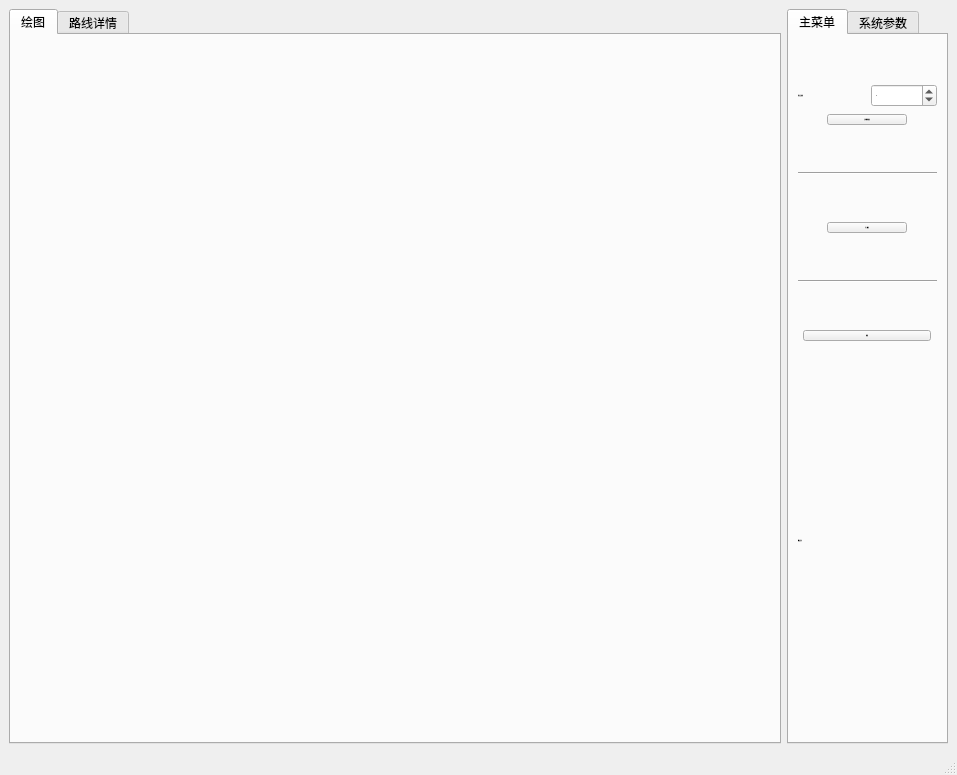
The window that src/mainwindow.ui (Tao1998/VRP) describes before a commit, drawn with Qt 5.
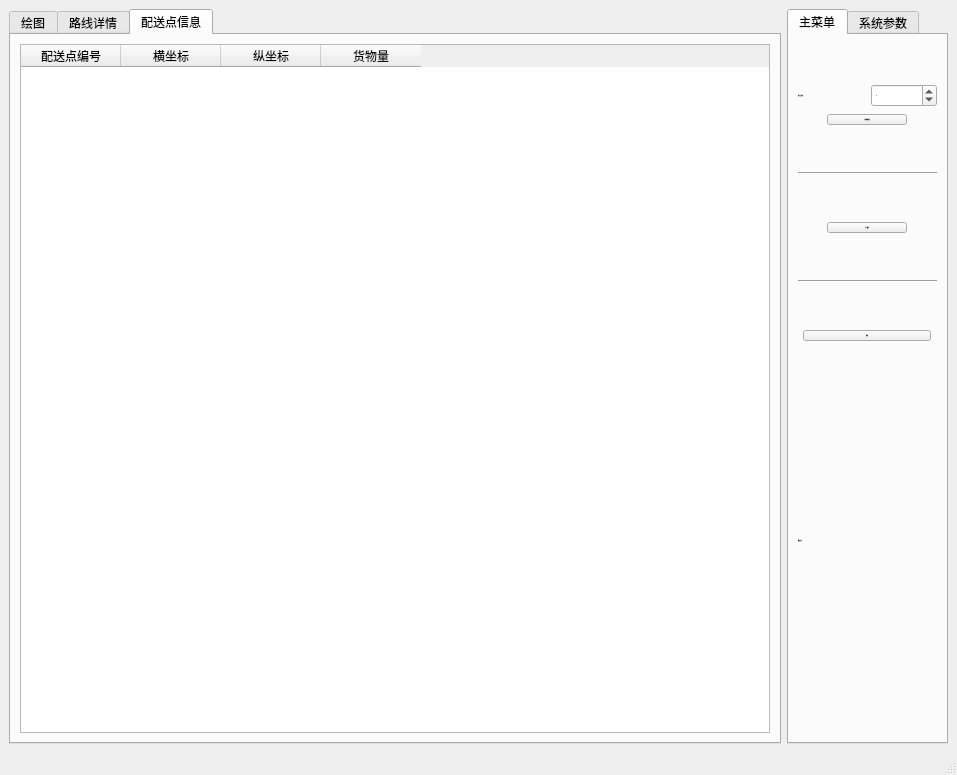
The same window after the commit. The open tabs and pages were chosen to show the change. Icons and pictures are not drawn.

Commit message:
增加配送点信息表格
展示配送点信息

What changed in the file:
```diff
--- a/src/mainwindow.ui
+++ b/src/mainwindow.ui
@@ -209,7 +209,7 @@
     <item>
      <widget class="QTabWidget" name="tabWidget_2">
       <property name="currentIndex">
-       <number>1</number>
+       <number>0</number>
       </property>
       <widget class="QWidget" name="tab_3">
        <attribute name="title">
@@ -220,15 +220,9 @@
        <attribute name="title">
         <string>路线详情</string>
        </attribute>
+       <layout class="QHBoxLayout" name="horizontalLayout_8">
+        <item>
        <widget class="QTableWidget" name="tableWidget">
-        <property name="geometry">
-         <rect>
-          <x>11</x>
-          <y>11</y>
-          <width>691</width>
-          <height>671</height>
-         </rect>
-        </property>
         <column>
          <property name="text">
           <string>路线编号</string>
@@ -262,6 +256,54 @@
          </property>
         </column>
        </widget>
+        </item>
+       </layout>
+      </widget>
+      <widget class="QWidget" name="tab_5">
+       <attribute name="title">
+        <string>配送点信息</string>
+       </attribute>
+       <layout class="QHBoxLayout" name="horizontalLayout_3">
+        <item>
+         <widget class="QTableWidget" name="tableWidget_pos">
+          <attribute name="verticalHeaderVisible">
+           <bool>false</bool>
+          </attribute>
+          <column>
+           <property name="text">
+            <string>配送点编号</string>
+           </property>
+           <property name="textAlignment">
+            <set>AlignCenter</set>
+           </property>
+          </column>
+          <column>
+           <property name="text">
+            <string>横坐标</string>
+           </property>
+           <property name="textAlignment">
+            <set>AlignCenter</set>
+           </property>
+          </column>
+          <column>
+           <property name="text">
+            <string>纵坐标</string>
+           </property>
+           <property name="textAlignment">
+            <set>AlignCenter</set>
+           </property>
+          </column>
+          <column>
+           <property name="text">
+            <string>货物量</string>
+           </property>
+           <property name="textAlignment">
+            <set>AlignCenter</set>
+           </property>
+          </column>
+         </widget>
+        </item>
+       </layout>
       </widget>
      </widget>
     </item>
@@ -289,7 +331,7 @@
        <enum>QTabWidget::Rounded</enum>
       </property>
       <property name="currentIndex">
-       <number>1</number>
+       <number>0</number>
       </property>
       <widget class="QWidget" name="tab">
        <property name="font">
```
Lines whose indentation alone changed are shown as unchanged. The commit also changes 6 other files.
